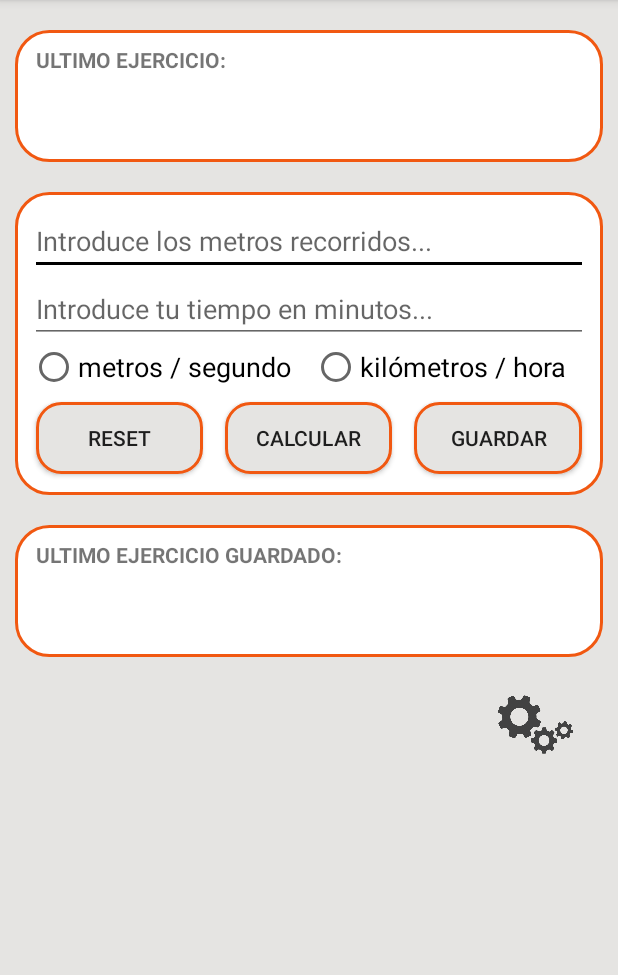
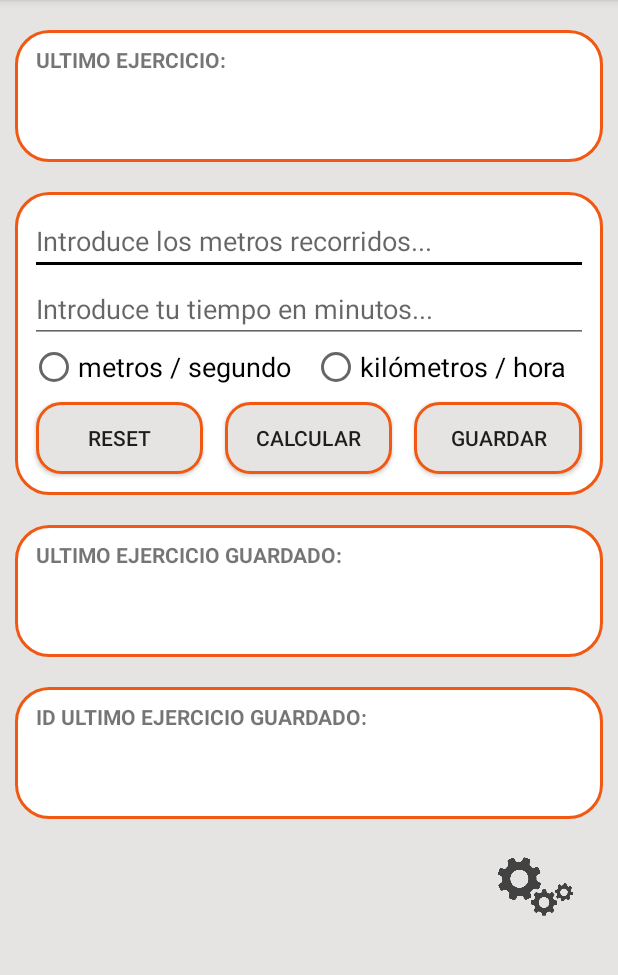
Before and after one commit to dam1718on/ByeKiloh, an Android app: the screen it shows after launch (MainActivity), on a phone screen of 412 x 824 dp, the part 84-1059 px from its top. Run offline under Robolectric (Android 15) with nearby library versions, the phone set to English and light mode, and no system bars.

Commit message:
8Kommit. Implementado id(YYYYMMDD) al objeto ejercicio

```diff
--- a/app/src/main/java/com/example/byekiloh/Ejercicio.java
+++ b/app/src/main/java/com/example/byekiloh/Ejercicio.java
@@ -1,7 +1,10 @@
 package com.example.byekiloh;
+
+import java.util.Calendar;
 
 public class Ejercicio {
 
+    private int id;
     private int distancia;
     private int tiempo;
 
@@ -11,6 +14,20 @@ public class Ejercicio {
     public Ejercicio(int distancia, int tiempo) {
         this.distancia = distancia;
         this.tiempo = tiempo;
+        setId();
+    }
+
+    public void setId(){
+        Calendar today = Calendar.getInstance();
+        int año = today.get(Calendar.YEAR);
+        int mes = today.get(Calendar.MONTH)+1;
+        int dia = today.get(Calendar.DATE);
+        String num = String.valueOf(año)+String.valueOf(mes)+String.valueOf(dia);
+        this.id=Integer.parseInt(num);
+    }
+
+    public int getId(){
+        return id;
     }
 
     public int getDistancia() {
@@ -32,7 +49,8 @@ public class Ejercicio {
     @Override
     public String toString() {
         return "Ejercicio{" +
-                "distancia=" + distancia +
+                "id=" + id +
+                ", distancia=" + distancia +
                 ", tiempo=" + tiempo +
                 '}';
     }
--- a/app/src/main/java/com/example/byekiloh/MainActivity.java
+++ b/app/src/main/java/com/example/byekiloh/MainActivity.java
@@ -17,7 +17,7 @@ import android.widget.Toast;
 
 public class MainActivity extends AppCompatActivity {
 
-    private TextView tvEjercicio, tvEjercicioGuardado;
+    private TextView tvEjercicio, tvEjercicioGuardado, tvHoraEjercicio;
     private EditText etDistancia, etTiempo;
 
     private RadioGroup radGroup;
@@ -34,6 +34,7 @@ public class MainActivity extends AppCompatActivity {
 
         tvEjercicio=findViewById(R.id.tvEjercicio);
         tvEjercicioGuardado=findViewById(R.id.tvEjercicioGuardado);
+        tvHoraEjercicio=findViewById(R.id.tvHoraEjercicio);
         etDistancia=findViewById(R.id.etDistancia);
         etTiempo=findViewById(R.id.etTiempo);
 
@@ -56,6 +57,7 @@ public class MainActivity extends AppCompatActivity {
 
                 tvEjercicio.setText("");
                 tvEjercicioGuardado.setText("");
+                tvHoraEjercicio.setText("");
             }
         });
 
@@ -74,6 +76,7 @@ public class MainActivity extends AppCompatActivity {
                         Integer.parseInt(etTiempo.getText().toString()));
 
                 velocidad(ejercicio.getDistancia(), ejercicio.getTiempo(), 1);
+                tvHoraEjercicio.setText(String.valueOf(ejercicio.getId()));
             }
         });
     }
@@ -102,6 +105,7 @@ public class MainActivity extends AppCompatActivity {
             tvEjercicio.setText(kmht);
             tvEjercicioGuardado.setText(kmht);
         }
+
         mensaje(kmh);
     }
 
--- a/app/src/main/res/layout/activity_main.xml
+++ b/app/src/main/res/layout/activity_main.xml
@@ -34,9 +34,10 @@
             android:layout_marginLeft="14dp"
             android:layout_marginRight="14dp"
             android:layout_marginBottom="14dp"
+            android:layout_gravity="center"
+            android:textAlignment="center"
             android:textColor="@color/naranja"
-            android:textSize="17.5dp"
-            android:textAlignment="center"/>
+            android:textSize="17.5dp"/>
 
     </LinearLayout>
 
@@ -169,9 +170,42 @@
             android:layout_marginLeft="14dp"
             android:layout_marginRight="14dp"
             android:layout_marginBottom="14dp"
+            android:layout_gravity="center"
+            android:textAlignment="center"
             android:textColor="@color/naranja"
-            android:textSize="17.5dp"
-            android:textAlignment="center"/>
+            android:textSize="17.5dp"/>
+
+    </LinearLayout>
+
+    <LinearLayout
+        android:layout_width="match_parent"
+        android:layout_height="88dp"
+        android:orientation="vertical"
+        android:layout_marginTop="20dp"
+        android:layout_marginLeft="10dp"
+        android:layout_marginRight="10dp"
+        android:background="@drawable/rounded_box_linear">
+
+        <TextView
+            android:layout_width="wrap_content"
+            android:layout_height="wrap_content"
+            android:layout_marginTop="10dp"
+            android:layout_marginLeft="14dp"
+            android:textStyle="bold"
+            android:text="ID ULTIMO EJERCICIO GUARDADO:"/>
+
+        <TextView
+            android:id="@+id/tvHoraEjercicio"
+            android:layout_width="wrap_content"
+            android:layout_height="wrap_content"
+            android:layout_marginTop="4dp"
+            android:layout_marginLeft="14dp"
+            android:layout_marginRight="14dp"
+            android:layout_marginBottom="14dp"
+            android:layout_gravity="center"
+            android:textAlignment="center"
+            android:textColor="@color/naranja"
+            android:textSize="17.5dp"/>
 
     </LinearLayout>
 
```
Also changed, not shown: 1 other file.
